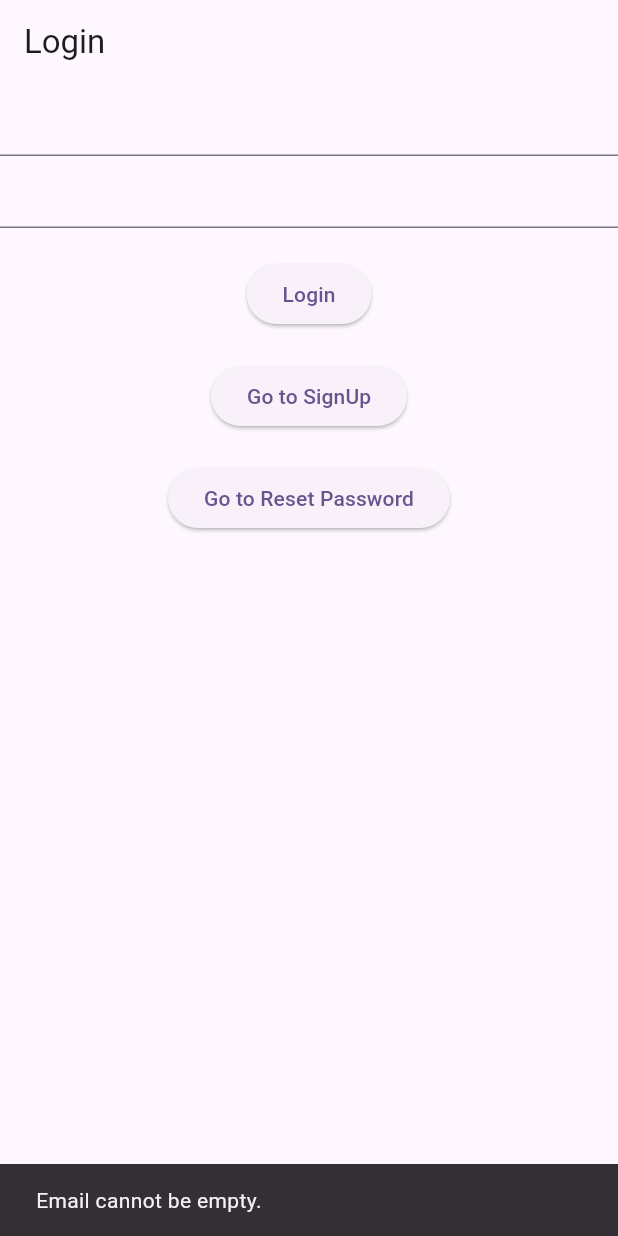
After one commit to MuhammadAliKust/Flutter-B23-Firebase, a Flutter app: the screen it shows after launch, after a tap on "Login", on a phone screen of 412 x 824 dp. The commit adds this screen. Run offline on Flutter 3.47's test engine with Material 3 defaults, Android fonts, the phone set to English and light mode, and no system bars; our stand-ins replace cloud_firestore, firebase_auth, firebase_core; accounts and stored records are empty.

Commit message:
Auth Services Done

```diff
--- a/lib/main.dart
+++ b/lib/main.dart
@@ -2,6 +2,7 @@ import 'package:firebase_core/firebase_core.dart';
 import 'package:flutter/material.dart';
 import 'package:flutter_b23_firebase/views/create_task.dart';
 import 'package:flutter_b23_firebase/views/get_all_task.dart';
+import 'package:flutter_b23_firebase/views/login.dart';
 
 void main() async {
   WidgetsFlutterBinding.ensureInitialized();
@@ -35,7 +36,7 @@ class MyApp extends StatelessWidget {
         // tested with just a hot reload.
         colorScheme: ColorScheme.fromSeed(seedColor: Colors.deepPurple),
       ),
-      home: GetAllTaskView(),
+      home: LoginView(),
     );
   }
 }
--- /dev/null
+++ b/lib/services/auth.dart
@@ -0,0 +1,28 @@
+import 'package:firebase_auth/firebase_auth.dart';
+
+class AuthServices {
+  ///Register
+  Future<User> registerUser({
+    required String email,
+    required String password,
+  }) async {
+    UserCredential userCredential = await FirebaseAuth.instance
+        .createUserWithEmailAndPassword(email: email, password: password);
+    return userCredential.user!;
+  }
+
+  ///Login
+  Future<User> loginUser({
+    required String email,
+    required String password,
+  }) async {
+    UserCredential userCredential = await FirebaseAuth.instance
+        .signInWithEmailAndPassword(email: email, password: password);
+    return userCredential.user!;
+  }
+
+  ///Reset Password
+  Future resetPassword(String email) async {
+    return await FirebaseAuth.instance.sendPasswordResetEmail(email: email);
+  }
+}
--- /dev/null
+++ b/lib/views/login.dart
@@ -0,0 +1,90 @@
+import 'package:flutter/material.dart';
+import 'package:flutter_b23_firebase/services/auth.dart';
+
+class LoginView extends StatefulWidget {
+  const LoginView({super.key});
+
+  @override
+  State<LoginView> createState() => _LoginViewState();
+}
+
+class _LoginViewState extends State<LoginView> {
+  TextEditingController emailController = TextEditingController();
+  TextEditingController pwdController = TextEditingController();
+  bool isLoading = false;
+
+  @override
+  Widget build(BuildContext context) {
+    return Scaffold(
+      appBar: AppBar(title: Text("Login")),
+      body: Column(
+        children: [
+          TextField(controller: emailController),
+          TextField(controller: pwdController),
+          SizedBox(height: 20),
+          isLoading
+              ? Center(child: CircularProgressIndicator())
+              : ElevatedButton(
+                  onPressed: () async {
+                    if (emailController.text.isEmpty) {
+                      ScaffoldMessenger.of(context).showSnackBar(
+                        SnackBar(content: Text("Email cannot be empty.")),
+                      );
+                      return;
+                    }
+                    if (pwdController.text.isEmpty) {
+                      ScaffoldMessenger.of(context).showSnackBar(
+                        SnackBar(content: Text("Password cannot be empty.")),
+                      );
+                      return;
+                    }
+                    try {
+                      isLoading = true;
+                      setState(() {});
+                      await AuthServices()
+                          .loginUser(
+                            email: emailController.text,
+                            password: pwdController.text,
+                          )
+                          .then((val) {
+                            isLoading = false;
+                            setState(() {});
+                            showDialog(
+                              context: context,
+                              builder: (context) {
+                                return AlertDialog(
+                                  title: Text("Message"),
+                                  content: Text(
+                                    "User has been logged in successfully",
+                                  ),
+                                  actions: [
+                                    TextButton(
+                                      onPressed: () {},
+                                      child: Text("Okay"),
+                                    ),
+                                  ],
+                                );
+                              },
+                            );
+                          });
+                    } catch (e) {
+                      isLoading = false;
+                      setState(() {});
+                      ScaffoldMessenger.of(
+                        context,
+                      ).showSnackBar(SnackBar(content: Text(e.toString())));
+                    }
+                  },
+                  child: Text("Login"),
+                ),
+          SizedBox(height: 20),
+
+          ElevatedButton(onPressed: () {}, child: Text("Go to SignUp")),
+          SizedBox(height: 20),
+
+          ElevatedButton(onPressed: () {}, child: Text("Go to Reset Password")),
+        ],
+      ),
+    );
+  }
+}
--- a/pubspec.yaml
+++ b/pubspec.yaml
@@ -37,6 +37,7 @@ dependencies:
   cloud_firestore: ^6.0.0
   provider: ^6.1.5
   firebase_core: ^4.0.0
+  firebase_auth: ^6.0.1
 
 dev_dependencies:
   flutter_test:
```
Also changed, not shown: lib/views/register.dart (added, +85 -0 lines), lib/views/reset_pwd.dart (added, +75 -0 lines), pubspec.lock.
